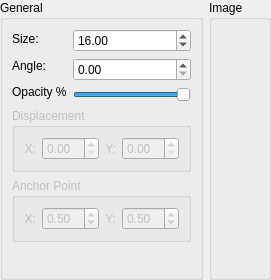
Old version of the form src/terralib/qt/widgets/se/ui/LocalGraphicWidgetForm.ui in the repository claudiobogossian/terralib5.
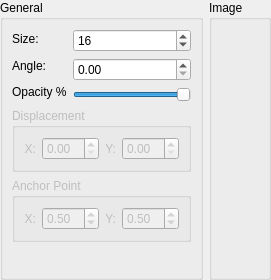
New version of the form.

```diff
--- a/src/terralib/qt/widgets/se/ui/LocalGraphicWidgetForm.ui
+++ b/src/terralib/qt/widgets/se/ui/LocalGraphicWidgetForm.ui
@@ -141,8 +141,11 @@
                   <verstretch>0</verstretch>
                  </sizepolicy>
                 </property>
+                <property name="decimals">
+                 <number>0</number>
+                </property>
                 <property name="maximum">
-                 <double>1024.000000000000000</double>
+                 <double>16384.000000000000000</double>
                 </property>
                 <property name="value">
                  <double>16.000000000000000</double>
```
